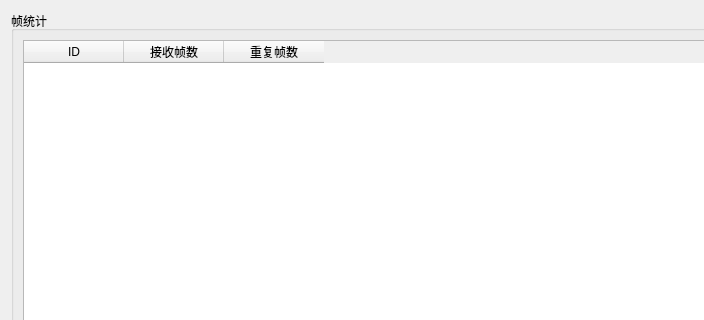
Before: the Qt Designer form frame_diagnosis_window/frame_diagnosis.ui in aron566/EOL_CAN_Tool, drawn with Qt 5; both pictures show x 0 to 704 and y 0 to 320 of the 800 by 700 pixel window.
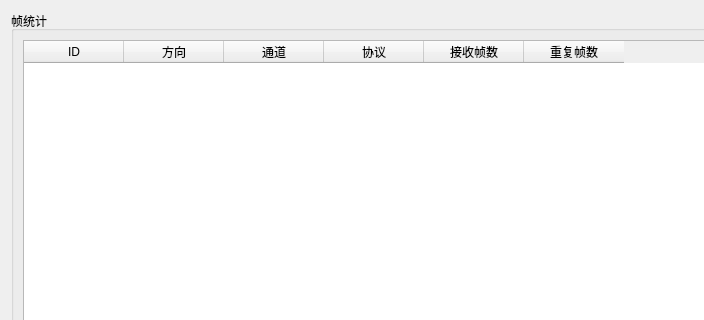
After: the same form once the commit is applied.

Commit message: <feat>: <v0.0.9增加帧诊断窗口，优化eol协议栈发送机制，允许发送多种硬件端口>

Diff of the .ui file:
```diff
--- a/frame_diagnosis_window/frame_diagnosis.ui
+++ b/frame_diagnosis_window/frame_diagnosis.ui
@@ -27,6 +27,21 @@
           <string>ID</string>
          </property>
         </column>
+        <column>
+         <property name="text">
+          <string>方向</string>
+         </property>
+        </column>
+        <column>
+         <property name="text">
+          <string>通道</string>
+         </property>
+        </column>
+        <column>
+         <property name="text">
+          <string>协议</string>
+         </property>
+        </column>
         <column>
          <property name="text">
           <string>接收帧数</string>
```
The commit also changes 14 other files.
